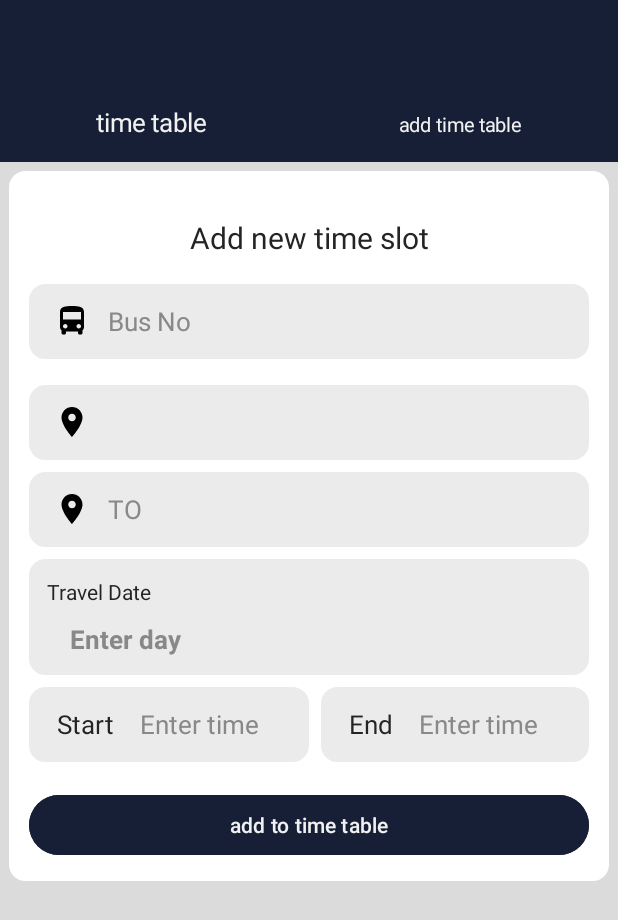
After one commit to RaviRash2k/Bus-Booking-Mobile-Application, an Android app: the fragment AddNewTimeSlot placed in its activity, on a phone screen of 412 x 824 dp. The commit adds this screen. Shown: the top 920 px of the screen. Run offline under Robolectric (Android 15) with nearby library versions, the phone set to English and light mode, and no system bars; our stand-ins replace Firebase (no records; nobody signed in at launch, a user with empty details on screens opened directly).

Commit message:
Add new time slot for time table

```diff
--- /dev/null
+++ b/app/src/main/java/com/example/busbookingapplication/users/routeManager/routeManagerFragment/TimeTableManage/TimeTable/AddTimeTable/AddNewTimeSlot.java
@@ -0,0 +1,249 @@
+package com.example.busbookingapplication.users.routeManager.routeManagerFragment.TimeTableManage.TimeTable.AddTimeTable;
+
+import android.app.DatePickerDialog;
+import android.app.ProgressDialog;
+import android.app.TimePickerDialog;
+import android.content.DialogInterface;
+import android.os.Bundle;
+
+import androidx.appcompat.app.AlertDialog;
+import androidx.fragment.app.Fragment;
+import android.view.LayoutInflater;
+import android.view.View;
+import android.view.ViewGroup;
+import android.widget.Button;
+import android.widget.DatePicker;
+import android.widget.LinearLayout;
+import android.widget.TextView;
+import android.widget.TimePicker;
+import android.widget.Toast;
+
+import com.example.busbookingapplication.R;
+import com.example.busbookingapplication.registerAndLogin.register.RegisterActivity;
+import com.google.firebase.database.DatabaseReference;
+import com.google.firebase.database.FirebaseDatabase;
+
+import java.util.Calendar;
+
+public class AddNewTimeSlot extends Fragment {
+
+    private String route;
+    TextView turnDay, startTime, endTime, fromLocation, busNo, toLocation;
+    LinearLayout daySet, startTimeSet, endTimeSet;
+    Button add;
+
+    Calendar calendar = Calendar.getInstance();
+    int year = calendar.get(Calendar.YEAR);
+    int month = calendar.get(Calendar.MONTH);
+    int day = calendar.get(Calendar.DAY_OF_MONTH);
+
+    int hourStart = calendar.get(Calendar.HOUR_OF_DAY);
+    int minuteStart = calendar.get(Calendar.MINUTE);
+
+    int hourEnd = calendar.get(Calendar.HOUR_OF_DAY);
+    int minuteEnd = calendar.get(Calendar.MINUTE);
+
+    @Override
+    public View onCreateView(LayoutInflater inflater, ViewGroup container,
+                             Bundle savedInstanceState) {
+        View rootView = inflater.inflate(R.layout.fragment_add_new_time_slot, container, false);
+
+        //get route from main activity as intent
+        if (getArguments() != null) {
+            route = getArguments().getString("route");
+        }
+        //set from
+        fromLocation = rootView.findViewById(R.id.fromLocation);
+        fromLocation.setText(route);
+
+        //assign selected date and time text views
+        turnDay = rootView.findViewById(R.id.turnDay);
+        startTime = rootView.findViewById(R.id.startTime);
+        endTime = rootView.findViewById(R.id.endTime);
+
+        //set date
+        daySet = rootView.findViewById(R.id.daySet);
+        daySet.setOnClickListener(new View.OnClickListener() {
+            @Override
+            public void onClick(View v) {
+                setDate();
+            }
+        });
+
+        //set start time
+        startTime = rootView.findViewById(R.id.startTime);
+        startTimeSet = rootView.findViewById(R.id.startTimeSet);
+        startTimeSet.setOnClickListener(new View.OnClickListener() {
+            @Override
+            public void onClick(View v) {
+                setStartTime();
+            }
+        });
+
+        //set end date
+        endTime = rootView.findViewById(R.id.endTime);
+        endTimeSet = rootView.findViewById(R.id.endTimeSet);
+        endTimeSet.setOnClickListener(new View.OnClickListener() {
+            @Override
+            public void onClick(View v) {
+                setEndTime();
+            }
+        });
+
+        //when click add button
+        add = rootView.findViewById(R.id.add);
+        add.setOnClickListener(new View.OnClickListener() {
+            @Override
+            public void onClick(View v) {
+
+                busNo = rootView.findViewById(R.id.busNo);
+                String enteredBus = busNo.getText().toString();
+
+                toLocation = rootView.findViewById(R.id.toLocation);
+                String enteredToLocation = busNo.getText().toString();
+
+                String date = turnDay.getText().toString();
+
+                String start = startTime.getText().toString();
+
+                String end = endTime.getText().toString();
+
+                if(enteredBus.isEmpty() || enteredToLocation.isEmpty() || date.isEmpty() || start.isEmpty() || end.isEmpty()){
+
+                    Toast.makeText(getContext(), "Fill all fields", Toast.LENGTH_SHORT).show();
+                }else{
+
+                    AlertDialog.Builder builder = new AlertDialog.Builder(v.getContext());
+                    builder.setMessage("Are you sure add to time table?");
+
+                    builder.setPositiveButton("Yes", new DialogInterface.OnClickListener() {
+                        @Override
+                        public void onClick(DialogInterface dialog, int which) {
+
+                            ProgressDialog progressDialog = new ProgressDialog(getContext());
+                            progressDialog.setMessage("Adding time slot...");
+                            progressDialog.setCancelable(false);
+                            progressDialog.show();
+
+                            DatabaseReference DB = FirebaseDatabase.getInstance().getReference().child("Route");
+                            String key = DB.push().getKey();
+
+                            // data to Firebase
+                            DB.child(route).child(key).child("Bus Number").setValue(enteredBus);
+                            DB.child(route).child(key).child("End Location").setValue(enteredToLocation);
+                            DB.child(route).child(key).child("Start Location").setValue(route);
+                            DB.child(route).child(key).child("Date").setValue(date);
+                            DB.child(route).child(key).child("Start Time").setValue(start);
+                            DB.child(route).child(key).child("End Time").setValue(end);
+
+                            DB.child(route).child(key).child("End Time").setValue(end).addOnCompleteListener(task -> {
+
+                                progressDialog.dismiss();
+
+                                if (task.isSuccessful()) {
+                                    Toast.makeText(getContext(), "Time slot added", Toast.LENGTH_SHORT).show();
+
+                                    // Clear all inputs
+                                    busNo.setText("");
+                                    toLocation.setText("");
+                                    turnDay.setText("");
+                                    startTime.setText("");
+                                    endTime.setText("");
+                                } else {
+                                    Toast.makeText(getContext(), "Failed to add time slot", Toast.LENGTH_SHORT).show();
+                                }
+                            });
+                        }
+                    });
+                    builder.setNegativeButton("No", new DialogInterface.OnClickListener() {
+                        @Override
+                        public void onClick(DialogInterface dialog, int which) {
+                            dialog.dismiss();
+                        }
+                    });
+                    AlertDialog alertDialog = builder.create();
+                    alertDialog.show();
+                }
+            }
+        });
+
+        return rootView;
+    }
+
+    public void setDate(){
+        // Show the DatePickerDialog
+        DatePickerDialog datePickerDialog = new DatePickerDialog(
+                requireContext(),
+                new DatePickerDialog.OnDateSetListener() {
+                    @Override
+                    public void onDateSet(DatePicker view, int year, int monthOfYear, int dayOfMonth) {
+                        // Handle the selected date
+                        String selectedDate = dayOfMonth + " . " + (monthOfYear + 1) + " . " + year;
+                        turnDay.setText(selectedDate);
+                    }
+                },
+                year, month, day);
+
+        datePickerDialog.show();
+    }
+
+    public void setStartTime(){
+
+        TimePickerDialog timePickerDialog = new TimePickerDialog(
+                requireContext(),
+                new TimePickerDialog.OnTimeSetListener() {
+                    @Override
+                    public void onTimeSet(TimePicker view, int hourOfDay, int minute) {
+
+                        String amPm;
+                        if (hourOfDay >= 12) {
+                            amPm = "PM";
+                            if (hourOfDay > 12) {
+                                hourOfDay -= 12;
+                            }
+                        } else {
+                            amPm = "AM";
+                            if (hourOfDay == 0) {
+                                hourOfDay = 12;
+                            }
+                        }
+
+                        String selectedTime = String.format("%02d : %02d %s", hourOfDay, minute, amPm);
+                        startTime.setText(selectedTime);
+                    }
+                },
+                hourStart, minuteStart, true);
+
+        timePickerDialog.show();
+    }
+
+    public void setEndTime(){
+
+        TimePickerDialog timePickerDialog = new TimePickerDialog(
+                requireContext(),
+                new TimePickerDialog.OnTimeSetListener() {
+                    @Override
+                    public void onTimeSet(TimePicker view, int hourOfDay, int minute) {
+
+                        String amPm;
+                        if (hourOfDay >= 12) {
+                            amPm = "PM";
+                            if (hourOfDay > 12) {
+                                hourOfDay -= 12;
+                            }
+                        } else {
+                            amPm = "AM";
+                            if (hourOfDay == 0) {
+                                hourOfDay = 12;
+                            }
+                        }
+
+                        String selectedTime = String.format("%02d : %02d %s", hourOfDay, minute, amPm);
+                        endTime.setText(selectedTime);
+                    }
+                },
+                hourEnd, minuteEnd, true);
+
+        timePickerDialog.show();
+    }
+}
--- /dev/null
+++ b/app/src/main/java/com/example/busbookingapplication/users/routeManager/routeManagerFragment/TimeTableManage/TimeTable/ViewTimeTable/ViewTimes.java
@@ -0,0 +1,20 @@
+package com.example.busbookingapplication.users.routeManager.routeManagerFragment.TimeTableManage.TimeTable.ViewTimeTable;
+
+import android.os.Bundle;
+
+import androidx.fragment.app.Fragment;
+
+import android.view.LayoutInflater;
+import android.view.View;
+import android.view.ViewGroup;
+
+import com.example.busbookingapplication.R;
+public class ViewTimes extends Fragment {
+
+    @Override
+    public View onCreateView(LayoutInflater inflater, ViewGroup container,
+                             Bundle savedInstanceState) {
+        // Inflate the layout for this fragment
+        return inflater.inflate(R.layout.fragment_view_times, container, false);
+    }
+}
--- a/app/src/main/java/com/example/busbookingapplication/users/routeManager/routeManagerFragment/TimeTableManage/UpdateTimeTable.java
+++ b/app/src/main/java/com/example/busbookingapplication/users/routeManager/routeManagerFragment/TimeTableManage/UpdateTimeTable.java
@@ -1,16 +1,30 @@
 package com.example.busbookingapplication.users.routeManager.routeManagerFragment.TimeTableManage;
 
 import android.os.Bundle;
+import android.view.View;
+import android.widget.FrameLayout;
+import android.widget.TextView;
 
 import androidx.activity.EdgeToEdge;
 import androidx.appcompat.app.AppCompatActivity;
 import androidx.core.graphics.Insets;
 import androidx.core.view.ViewCompat;
 import androidx.core.view.WindowInsetsCompat;
+import androidx.fragment.app.Fragment;
+import androidx.fragment.app.FragmentManager;
+import androidx.fragment.app.FragmentTransaction;
 
 import com.example.busbookingapplication.R;
+import com.example.busbookingapplication.users.routeManager.routeManagerFragment.TimeTableManage.TimeTable.AddTimeTable.AddNewTimeSlot;
+import com.example.busbookingapplication.users.routeManager.routeManagerFragment.TimeTableManage.TimeTable.ViewTimeTable.ViewTimes;
+
+import java.util.Objects;
 
 public class UpdateTimeTable extends AppCompatActivity {
+
+    TextView addTimeTable, viewTimeTable;
+    String tab = "viewTimeTable";
+    FrameLayout frmTimeTable;
 
     @Override
     protected void onCreate(Bundle savedInstanceState) {
@@ -18,6 +32,69 @@ public class UpdateTimeTable extends AppCompatActivity {
         EdgeToEdge.enable(this);
         setContentView(R.layout.activity_update_time_table);
 
+        addTimeTable = findViewById(R.id.addTimeTable);
+        viewTimeTable = findViewById(R.id.viewTimeTable);
 
+        tab();
+
+        loadFragment(new ViewTimes(), false);
+
+        // Frame layout
+        frmTimeTable = findViewById(R.id.frmTimeTable);
+
+        // viewTimeTable onClick listeners
+        viewTimeTable.setOnClickListener(new View.OnClickListener() {
+            @Override
+            public void onClick(View v) {
+                tab = "viewTimeTable";
+                tab();
+                loadFragment(new ViewTimes(), false);
+            }
+        });
+
+        // addTimeTable onClick listeners
+        addTimeTable.setOnClickListener(new View.OnClickListener() {
+            @Override
+            public void onClick(View v) {
+                tab = "addTimeTable";
+                tab();
+                loadFragment(new AddNewTimeSlot(), false);
+            }
+        });
+    }
+
+    private void loadFragment(Fragment fragment, boolean isAppInsialized) {
+
+        String route = getIntent().getStringExtra("route");
+
+        Bundle bundle = new Bundle();
+        bundle.putString("route", route);
+
+        fragment.setArguments(bundle);
+
+        FragmentManager fragmentManager = getSupportFragmentManager();
+        FragmentTransaction fragmentTransaction = fragmentManager.beginTransaction();
+
+        if (isAppInsialized) {
+            fragmentTransaction.add(R.id.frmTimeTable, fragment);
+
+        } else {
+
+            fragmentTransaction.replace(R.id.frmTimeTable, fragment);
+        }
+
+        fragmentTransaction.commit();
+    }
+
+    public void tab(){
+
+        if(Objects.equals(tab, "viewTimeTable")){
+            viewTimeTable.setTextSize(17);
+            addTimeTable.setTextSize(13);
+
+        } else if (Objects.equals(tab, "addTimeTable")) {
+            viewTimeTable.setTextSize(13);
+            addTimeTable.setTextSize(17);
+        }
     }
 }
--- a/app/src/main/res/layout/activity_update_time_table.xml
+++ b/app/src/main/res/layout/activity_update_time_table.xml
@@ -1,10 +1,44 @@
 <?xml version="1.0" encoding="utf-8"?>
-<androidx.constraintlayout.widget.ConstraintLayout xmlns:android="http://schemas.android.com/apk/res/android"
-    xmlns:app="http://schemas.android.com/apk/res-auto"
+<LinearLayout xmlns:android="http://schemas.android.com/apk/res/android"
     xmlns:tools="http://schemas.android.com/tools"
-    android:id="@+id/main"
     android:layout_width="match_parent"
     android:layout_height="match_parent"
+    android:orientation="vertical"
+    android:background="@color/my_bckground"
     tools:context=".users.routeManager.routeManagerFragment.TimeTableManage.UpdateTimeTable">
 
-</androidx.constraintlayout.widget.ConstraintLayout>
+    <!-- TODO: Update blank fragment layout -->
+    <LinearLayout
+        android:layout_width="match_parent"
+        android:layout_height="wrap_content"
+        android:orientation="horizontal"
+        android:paddingTop="70dp"
+        android:paddingBottom="15dp"
+        android:background="@color/main">
+        <TextView
+            android:id="@+id/viewTimeTable"
+            android:layout_width="wrap_content"
+            android:layout_height="wrap_content"
+            android:text="time table"
+            android:layout_weight="1"
+            android:textColor="@color/text"
+            android:textSize="17sp"
+            android:textAlignment="center"/>
+        <TextView
+            android:id="@+id/addTimeTable"
+            android:layout_width="wrap_content"
+            android:layout_height="wrap_content"
+            android:text="add time table"
+            android:layout_weight="1"
+            android:textColor="@color/text"
+            android:textSize="13sp"
+            android:textAlignment="center"/>
+    </LinearLayout>
+
+    <FrameLayout
+        android:id="@+id/frmTimeTable"
+        android:layout_width="match_parent"
+        android:layout_height="match_parent"
+        android:layout_weight="1" />
+
+</LinearLayout>
--- /dev/null
+++ b/app/src/main/res/layout/fragment_add_new_time_slot.xml
@@ -0,0 +1,196 @@
+<?xml version="1.0" encoding="utf-8"?>
+<LinearLayout xmlns:android="http://schemas.android.com/apk/res/android"
+    xmlns:tools="http://schemas.android.com/tools"
+    android:layout_width="match_parent"
+    android:layout_height="match_parent"
+    android:orientation="vertical"
+    android:background="@color/my_bckground"
+    tools:context=".users.routeManager.routeManagerFragment.TimeTableManage.TimeTable.AddTimeTable.AddNewTimeSlot">
+
+    <LinearLayout
+        android:layout_width="match_parent"
+        android:layout_height="wrap_content"
+        android:orientation="vertical"
+        android:background="@drawable/online_seat_booking_background"
+        android:layout_margin="6dp"
+        android:padding="13dp">
+
+        <TextView
+            android:layout_width="match_parent"
+            android:layout_height="wrap_content"
+            android:text="Add new time slot"
+            android:textAlignment="center"
+            android:textSize="20sp"
+            android:textColor="@color/dark_text"
+            android:layout_marginVertical="17dp"/>
+
+        <LinearLayout
+            android:layout_width="match_parent"
+            android:layout_height="50dp"
+            android:orientation="horizontal"
+            android:background="@drawable/edit_text_background"
+            android:layout_marginBottom="17dp"
+            android:gravity="center">
+            <ImageView
+                android:layout_width="wrap_content"
+                android:layout_height="wrap_content"
+                android:layout_marginStart="10dp"
+                android:src="@drawable/baseline_directions_bus_24"/>
+            <EditText
+                android:id="@+id/busNo"
+                android:layout_width="match_parent"
+                android:layout_height="50dp"
+                android:textColorHint="@color/hint_text"
+                android:textColor="@color/dark_text"
+                android:paddingStart="12dp"
+                android:textSize="17sp"
+                android:background="@color/transparent"
+                android:hint="Bus No"/>
+        </LinearLayout>
+
+        <LinearLayout
+            android:layout_width="match_parent"
+            android:layout_height="50dp"
+            android:orientation="horizontal"
+            android:background="@drawable/edit_text_background"
+            android:layout_marginBottom="8dp"
+            android:gravity="center">
+            <ImageView
+                android:layout_width="wrap_content"
+                android:layout_height="wrap_content"
+                android:layout_marginStart="10dp"
+                android:src="@drawable/baseline_location_on_24"/>
+            <TextView
+                android:id="@+id/fromLocation"
+                android:layout_width="match_parent"
+                android:layout_height="50dp"
+                android:textColor="@color/dark_text"
+                android:textSize="17sp"
+                android:paddingStart="12dp"
+                android:gravity="center_vertical"
+                android:text="FROM"/>
+        </LinearLayout>
+
+        <LinearLayout
+            android:layout_width="match_parent"
+            android:layout_height="50dp"
+            android:orientation="horizontal"
+            android:background="@drawable/edit_text_background"
+            android:layout_marginBottom="8dp"
+            android:gravity="center">
+            <ImageView
+                android:layout_width="wrap_content"
+                android:layout_height="wrap_content"
+                android:layout_marginStart="10dp"
+                android:src="@drawable/baseline_location_on_24"/>
+            <EditText
+                android:id="@+id/toLocation"
+                android:layout_width="match_parent"
+                android:layout_height="50dp"
+                android:textColorHint="@color/hint_text"
+                android:textColor="@color/dark_text"
+                android:paddingStart="12dp"
+                android:textSize="17sp"
+                android:background="@color/transparent"
+                android:hint="TO"/>
+        </LinearLayout>
+
+        <LinearLayout
+            android:id="@+id/daySet"
+            android:layout_width="match_parent"
+            android:layout_height="match_parent"
+            android:background="@drawable/edit_text_background"
+            android:orientation="vertical"
+            android:padding="12dp"
+            android:layout_marginBottom="8dp">
+            <TextView
+                android:layout_width="match_parent"
+                android:layout_height="wrap_content"
+                android:layout_marginBottom="10dp"
+                android:text="Travel Date"
+                android:textColor="@color/dark_text" />
+            <TextView
+                android:id="@+id/turnDay"
+                android:layout_width="match_parent"
+                android:layout_height="wrap_content"
+                android:textColor="@color/dark_text"
+                android:textSize="17sp"
+                android:layout_marginStart="15dp"
+                android:hint="Enter day"
+                android:textColorHint="@color/hint_text"
+                android:textStyle="bold" />
+        </LinearLayout>
+
+        <LinearLayout
+            android:layout_width="match_parent"
+            android:layout_height="50dp"
+            android:orientation="horizontal"
+            android:layout_marginBottom="8dp"
+            android:gravity="center">
+            <LinearLayout
+                android:id="@+id/startTimeSet"
+                android:layout_width="wrap_content"
+                android:layout_height="50dp"
+                android:orientation="horizontal"
+                android:layout_weight="1"
+                android:layout_marginEnd="8dp"
+                android:background="@drawable/edit_text_background"
+                android:gravity="center_vertical">
+                <TextView
+                    android:layout_width="wrap_content"
+                    android:layout_height="wrap_content"
+                    android:textColor="@color/dark_text"
+                    android:textSize="17sp"
+                    android:paddingStart="12dp"
+                    android:text="Start"/>
+                <TextView
+                    android:id="@+id/startTime"
+                    android:layout_width="wrap_content"
+                    android:layout_height="wrap_content"
+                    android:hint="Enter time"
+                    android:textColorHint="@color/hint_text"
+                    android:textColor="@color/dark_text"
+                    android:textSize="17sp"
+                    android:layout_marginStart="17dp" />
+            </LinearLayout>
+
+            <LinearLayout
+                android:id="@+id/endTimeSet"
+                android:layout_width="wrap_content"
+                android:layout_height="50dp"
+                android:orientation="horizontal"
+                android:layout_weight="1"
+                android:background="@drawable/edit_text_background"
+                android:gravity="center_vertical">
+                <TextView
+                    android:layout_width="wrap_content"
+                    android:layout_height="wrap_content"
+                    android:textColor="@color/dark_text"
+                    android:textSize="17sp"
+                    android:paddingStart="12dp"
+                    android:text="End"/>
+                <TextView
+                    android:id="@+id/endTime"
+                    android:layout_width="wrap_content"
+                    android:layout_height="wrap_content"
+                    android:hint="Enter time"
+                    android:textColorHint="@color/hint_text"
+                    android:textColor="@color/dark_text"
+                    android:textSize="17sp"
+                    android:layout_marginStart="17dp" />
+            </LinearLayout>
+
+        </LinearLayout>
+
+        <Button
+            android:id="@+id/add"
+            android:layout_width="match_parent"
+            android:layout_height="wrap_content"
+            android:layout_marginTop="10dp"
+            android:backgroundTint="@color/main"
+            android:text="add to time table"
+            android:textColor="@color/text" />
+
+    </LinearLayout>
+
+</LinearLayout>
--- a/app/src/main/res/layout/fragment_cus_home.xml
+++ b/app/src/main/res/layout/fragment_cus_home.xml
@@ -105,7 +105,7 @@
                     android:layout_height="50dp"
                     android:textColorHint="@color/hint_text"
                     android:textColor="@color/dark_text"
-                    android:paddingStart="12dp"
+                    android:layout_marginStart="12dp"
                     android:background="@color/transparent"
                     android:hint="FROM"/>
             </LinearLayout>
@@ -127,7 +127,7 @@
                     android:layout_height="50dp"
                     android:textColorHint="@color/hint_text"
                     android:textColor="@color/dark_text"
-                    android:paddingStart="12dp"
+                    android:layout_marginStart="12dp"
                     android:background="@color/transparent"
                     android:hint="TO"/>
                 </LinearLayout>
```
Also changed, not shown: app/src/main/res/layout/fragment_view_times.xml (added, +14 -0 lines).
